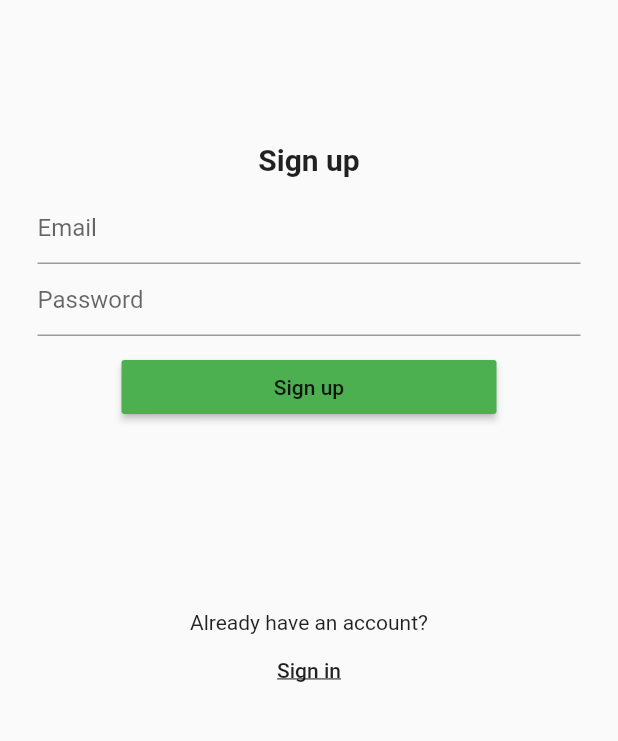
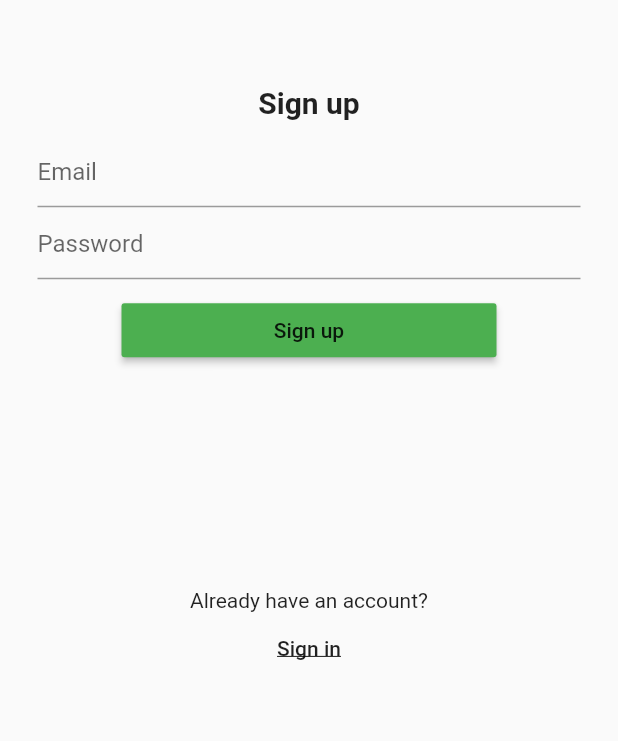
Before and after one commit to maksmatviyiv/diploma, a Flutter app: the screen it shows after launch, on a phone screen of 412 x 824 dp, the part 392-1133 px from its top. Run offline on Flutter 3.47's test engine with Material 2 defaults, Android fonts, the phone set to English and light mode, and no system bars; our stand-ins replace firebase_auth; accounts and stored records are empty.

```diff
--- a/lib/components/registration.dart
+++ b/lib/components/registration.dart
@@ -52,9 +52,7 @@ class Registration extends StatelessWidget {
           minWidth: 250.0,
           child: RaisedButton(
             onPressed: () {
-
               firebase.registration(email: email, password: password);
-
             },
             color: Colors.green,
             child: Text(titleRegistration),
--- a/lib/screens/login_screen.dart
+++ b/lib/screens/login_screen.dart
@@ -6,6 +6,10 @@ class LoginScreen extends StatelessWidget {
   static String id = "login_screen";
   @override
   Widget build(BuildContext context) {
-    return Registration(titleRegistration: "Login");
+    return MaterialApp(
+      home: Scaffold(
+        body: Registration(titleRegistration: "Login"),
+      ),
+    );
   }
 }
--- a/lib/screens/registration_screen.dart
+++ b/lib/screens/registration_screen.dart
@@ -2,6 +2,7 @@ import 'package:flutter/cupertino.dart';
 import 'package:flutter/material.dart';
 
 import 'package:smart_socket/components/registration.dart';
+import 'login_screen.dart';
 
 class RegistrationScreen extends StatelessWidget {
   static String id = "registration_screen";
@@ -14,9 +15,10 @@ class RegistrationScreen extends StatelessWidget {
           child: Padding(
             padding: const EdgeInsets.symmetric(vertical: 50.0),
             child: Column(
+              mainAxisAlignment: MainAxisAlignment.spaceBetween,
               children: <Widget>[
                 Expanded(
-                  flex: 2,
+                  flex: 1,
                   child: Text(
                     "Smart Socket",
                     style: TextStyle(
@@ -24,14 +26,10 @@ class RegistrationScreen extends StatelessWidget {
                     ),
                   ),
                 ),
-                SizedBox(
-                  height: 30.0,
-                ),
                 Expanded(
-                  flex: 3,
+                  flex: 4,
                   child: Registration(titleRegistration: "Sign up"),
                 ),
-                SizedBox(height: 60.0),
                 Expanded(
                   flex: 1,
                   child: Column(
@@ -39,11 +37,12 @@ class RegistrationScreen extends StatelessWidget {
                       Text('Already have an account?'),
                       FlatButton(
                         onPressed: () {
-                          print('New screen');
+                          Navigator.pushNamed(context, LoginScreen.id);
                         },
                         child: Text(
                           'Sign in',
-                          style: TextStyle(decoration: TextDecoration.underline),
+                          style:
+                              TextStyle(decoration: TextDecoration.underline),
                         ),
                       )
                     ],
```
